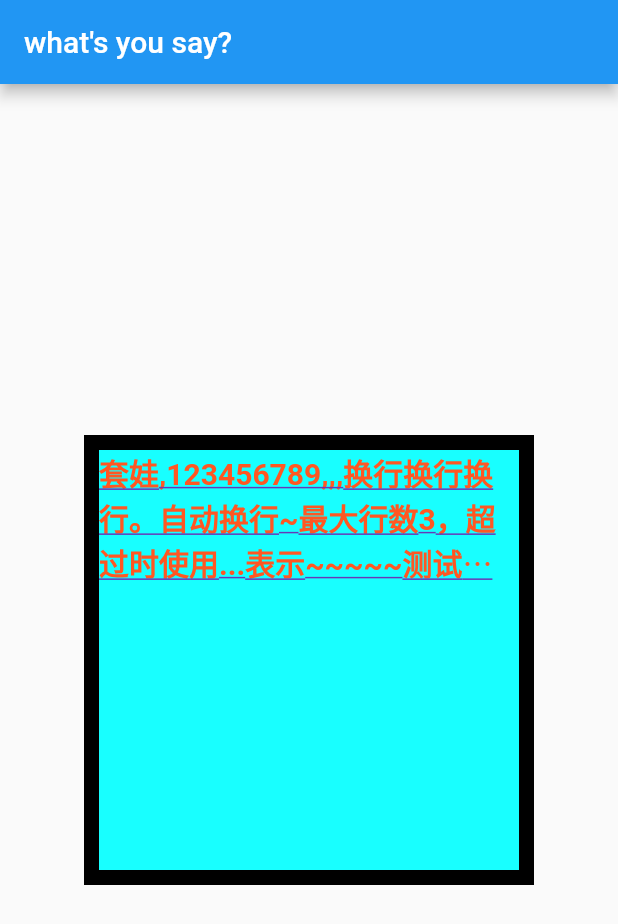
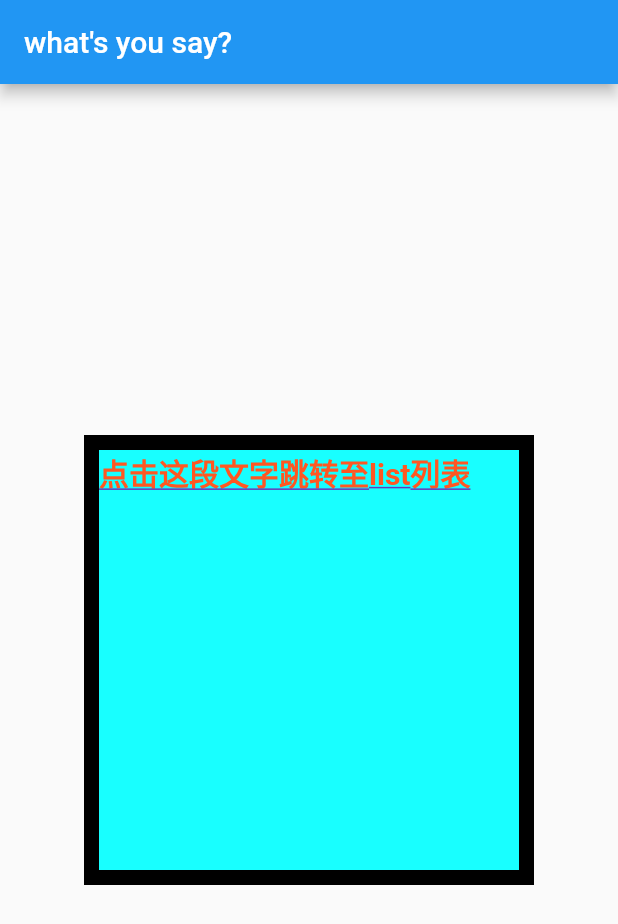
Before and after one commit to xiaojieonly/MyFirstFlutterApp, a Flutter app: the screen it shows after launch, on a phone screen of 412 x 824 dp. Shown: the top 924 px of the screen. Run offline on Flutter 3.47's test engine with Material 2 defaults, Android fonts, the phone set to English and light mode, and no system bars; missing offline and left inert: flutter_easy_navigation_list.

Commit message:
差点忘了

```diff
--- a/lib/main.dart
+++ b/lib/main.dart
@@ -38,7 +38,7 @@ class MyHomeContent extends StatelessWidget{
         },
         child: new Container(
           child: new Text(
-            "套娃,123456789,,,换行换行换行。自动换行~最大行数3，超过时使用...表示~~~~~测试和数据健康的回复",
+            "点击这段文字跳转至list列表",
             textAlign: TextAlign.left,
             overflow: TextOverflow.ellipsis,
             maxLines: 3,
```
